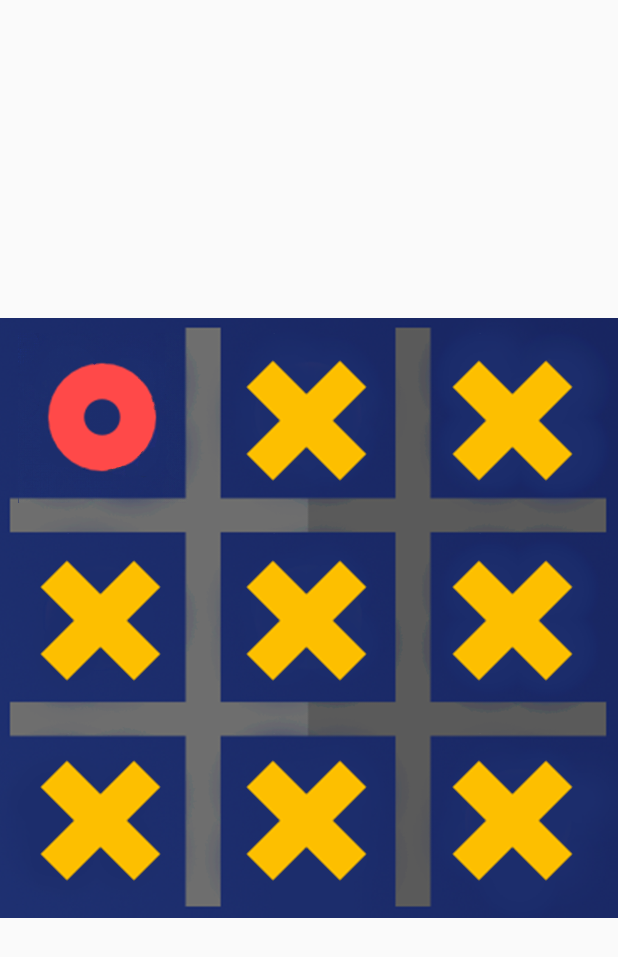
After one commit to alireza1082/Xo-game, an Android app: the layout board.xml on its own in the app's theme, with its tools: preview values and no code run, on a phone screen of 412 x 824 dp. The commit adds this screen. Shown: the top 957 px of the screen. Run offline under Robolectric (Android 15) with nearby library versions, the phone set to English and light mode, and no system bars.

Commit message:
generate board game

```diff
--- a/app/src/main/res/layout/activity_main.xml
+++ b/app/src/main/res/layout/activity_main.xml
@@ -1,17 +1,9 @@
 <?xml version="1.0" encoding="utf-8"?>
-<LinearLayout
+<RelativeLayout
     xmlns:android="http://schemas.android.com/apk/res/android"
     xmlns:tools="http://schemas.android.com/tools"
     android:layout_width="match_parent"
     android:layout_height="match_parent"
     android:background="@color/colorBlue"
     tools:context=".MainActivity">
-    <ImageView
-        android:layout_width="match_parent"
-        android:layout_height="wrap_content"
-        android:src="@drawable/board"/>
-
-
-
-
-</LinearLayout>
+</RelativeLayout>
--- /dev/null
+++ b/app/src/main/res/layout/board.xml
@@ -0,0 +1,85 @@
+<?xml version="1.0" encoding="utf-8"?>
+<RelativeLayout xmlns:android="http://schemas.android.com/apk/res/android"
+    android:layout_width="match_parent"
+    android:layout_height="match_parent">
+<LinearLayout
+android:layout_width="match_parent"
+android:layout_height="400dp"
+android:background="@drawable/board"
+android:orientation="vertical"
+    android:layout_centerInParent="true"
+    android:weightSum="3">
+<LinearLayout
+    android:layout_height="wrap_content"
+    android:layout_width="wrap_content"
+    android:orientation="horizontal"
+    android:layout_weight="1">
+    <ImageView
+        android:layout_width="wrap_content"
+        android:layout_height="wrap_content"
+        android:src="@drawable/O"
+        android:layout_weight="1"
+        android:layout_margin="10dp"/>
+    <ImageView
+        android:layout_width="wrap_content"
+        android:layout_height="wrap_content"
+        android:src="@drawable/X"
+        android:layout_weight="1"
+        android:layout_margin="10dp"/>
+    <ImageView
+        android:layout_width="wrap_content"
+        android:layout_height="wrap_content"
+        android:src="@drawable/X"
+        android:layout_weight="1"
+        android:layout_margin="10dp"/>
+</LinearLayout>
+<LinearLayout
+    android:layout_weight="1"
+    android:layout_height="wrap_content"
+    android:layout_width="wrap_content"
+    android:orientation="horizontal">
+    <ImageView
+        android:layout_width="wrap_content"
+        android:layout_height="wrap_content"
+        android:src="@drawable/X"
+        android:layout_margin="10dp"
+        android:layout_weight="1"/>
+    <ImageView
+        android:layout_width="wrap_content"
+        android:layout_height="wrap_content"
+        android:src="@drawable/X"
+        android:layout_margin="10dp"
+        android:layout_weight="1"/>
+    <ImageView
+        android:layout_width="wrap_content"
+        android:layout_height="wrap_content"
+        android:src="@drawable/X"
+        android:layout_margin="10dp"
+        android:layout_weight="1"/>
+</LinearLayout>
+<LinearLayout
+    android:layout_height="wrap_content"
+    android:layout_width="wrap_content"
+    android:orientation="horizontal"
+    android:layout_weight="1">
+    <ImageView
+        android:layout_width="wrap_content"
+        android:layout_height="wrap_content"
+        android:src="@drawable/X"
+        android:layout_margin="10dp"
+        android:layout_weight="1"/>
+    <ImageView
+        android:layout_width="wrap_content"
+        android:layout_height="wrap_content"
+        android:src="@drawable/X"
+        android:layout_margin="10dp"
+        android:layout_weight="1"/>
+    <ImageView
+        android:layout_width="wrap_content"
+        android:layout_height="wrap_content"
+        android:src="@drawable/X"
+        android:layout_margin="10dp"
+        android:layout_weight="1"/>
+</LinearLayout>
+</LinearLayout>
+</RelativeLayout>
```
